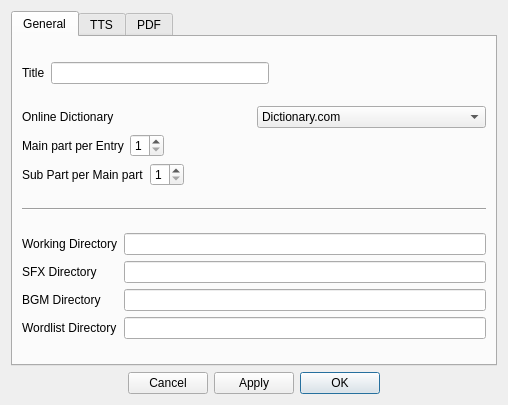
Above: design/preferences.ui from kokimame/joytan before the change. Below: the same form after it.
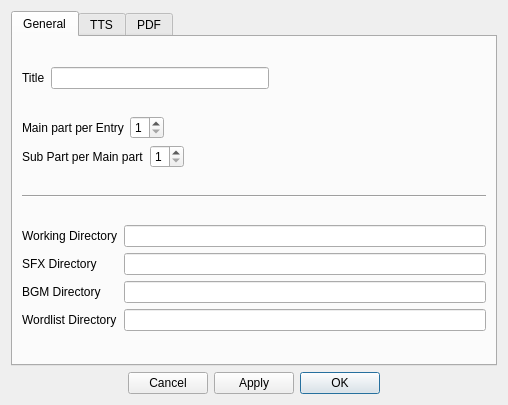
That is the form after the change.

Diff of the .ui file:
```diff
--- a/design/preferences.ui
+++ b/design/preferences.ui
@@ -59,41 +59,6 @@
        </item>
        <item>
         <layout class="QVBoxLayout" name="verticalLayout">
-         <item>
-          <layout class="QHBoxLayout" name="horizontalLayout_5">
-           <item>
-            <widget class="QLabel" name="label_8">
-             <property name="text">
-              <string>Online Dictionary</string>
-             </property>
-            </widget>
-           </item>
-           <item>
-            <widget class="QComboBox" name="sourceCombo">
-             <item>
-              <property name="text">
-               <string>Dictionary.com</string>
-              </property>
-             </item>
-             <item>
-              <property name="text">
-               <string>Wiktionary</string>
-              </property>
-             </item>
-             <item>
-              <property name="text">
-               <string>Cambridge Dictionary</string>
-              </property>
-             </item>
-             <item>
-              <property name="text">
-               <string>Oxford English Dictionary</string>
-              </property>
-             </item>
-            </widget>
-           </item>
-          </layout>
-         </item>
          <item>
           <layout class="QHBoxLayout" name="horizontalLayout_3">
            <item>
```
